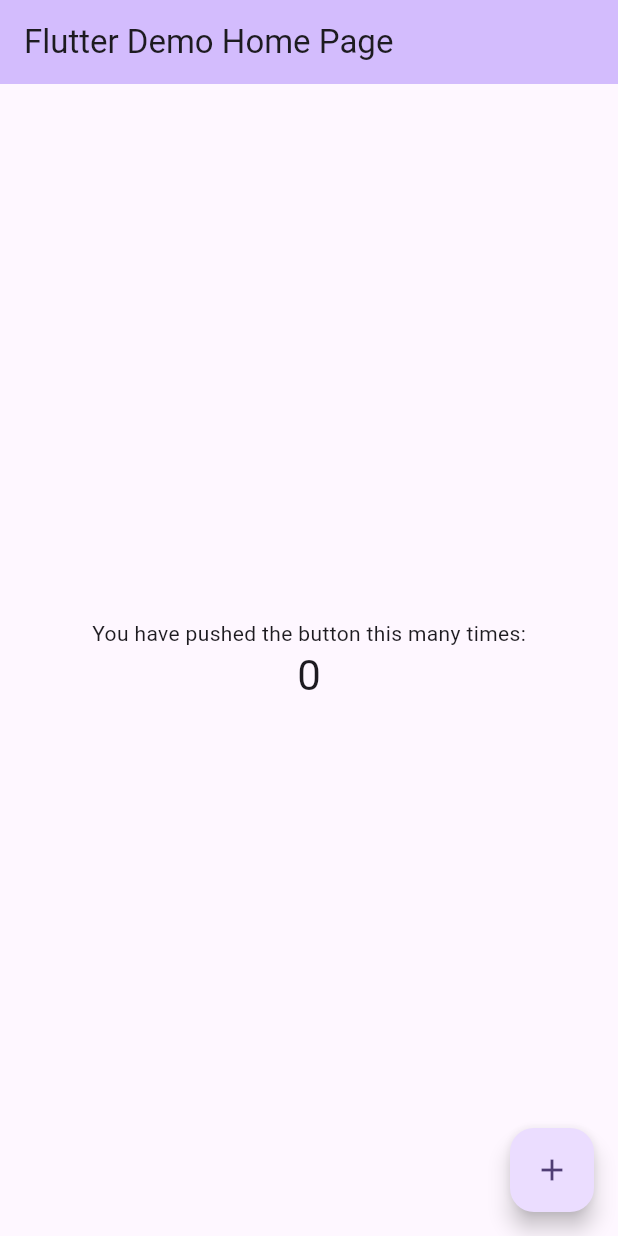
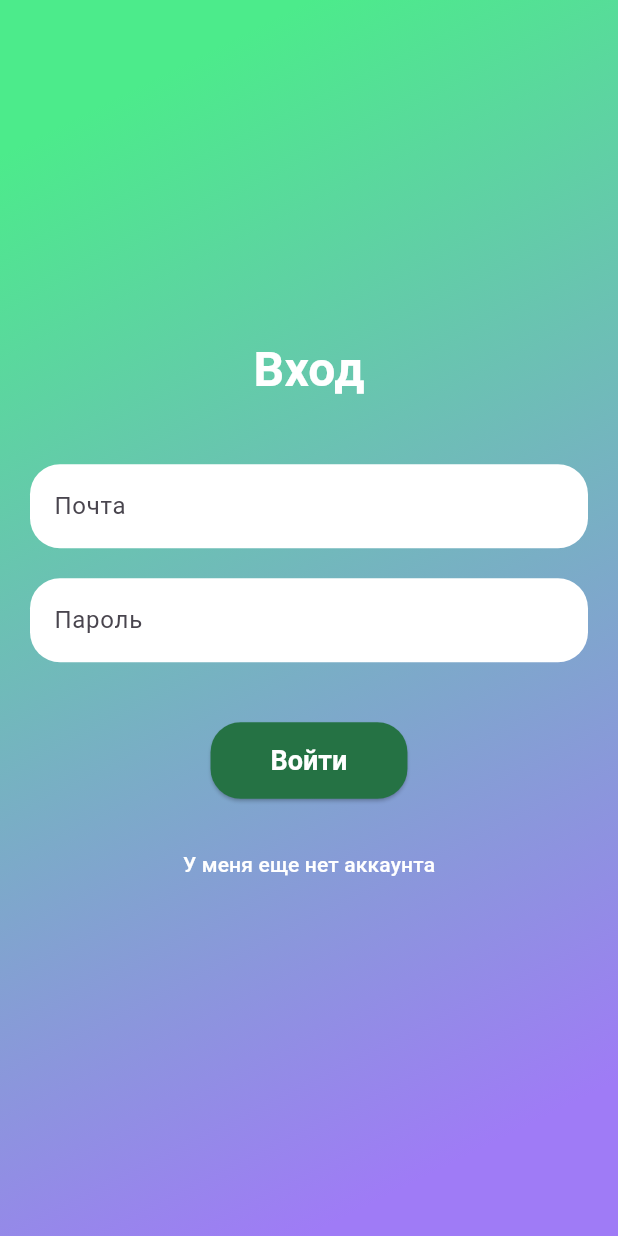
Before and after one commit to IgorKano/zc_dodiddone, a Flutter app: the screen it shows after launch, on a phone screen of 412 x 824 dp. Run offline on Flutter 3.47's test engine with Material 3 defaults, Android fonts, the phone set to English and light mode, and no system bars.

Commit message:
Login_page

```diff
--- a/lib/app/app.dart
+++ b/lib/app/app.dart
@@ -1,6 +1,7 @@
 import 'package:flutter/material.dart';
-import '../pages/my_home_page.dart';
 
+import '../pages/login_page.dart';
+import '../theme/theme.dart';
 
 class MyApp extends StatelessWidget {
   const MyApp({super.key});
@@ -10,11 +11,8 @@ class MyApp extends StatelessWidget {
   Widget build(BuildContext context) {
     return MaterialApp(
       title: 'Flutter Demo',
-      theme: ThemeData(
-        colorScheme: ColorScheme.fromSeed(seedColor: Colors.deepPurple),
-        useMaterial3: true,
-      ),
-      home: const MyHomePage(title: 'Flutter Demo Home Page'),
+      theme: DoDidDoneTheme.lightTheme,
+      home: const LoginPage(),
     );
   }
 }
--- a/lib/main.dart
+++ b/lib/main.dart
@@ -1,125 +1,6 @@
 import 'package:flutter/material.dart';
+import 'package:zc_dodiddone/app/app.dart';
 
 void main() {
   runApp(const MyApp());
 }
-
-class MyApp extends StatelessWidget {
-  const MyApp({super.key});
-
-  // This widget is the root of your application.
-  @override
-  Widget build(BuildContext context) {
-    return MaterialApp(
-      title: 'Flutter Demo',
-      theme: ThemeData(
-        // This is the theme of your application.
-        //
-        // TRY THIS: Try running your application with "flutter run". You'll see
-        // the application has a purple toolbar. Then, without quitting the app,
-        // try changing the seedColor in the colorScheme below to Colors.green
-        // and then invoke "hot reload" (save your changes or press the "hot
-        // reload" button in a Flutter-supported IDE, or press "r" if you used
-        // the command line to start the app).
-        //
-        // Notice that the counter didn't reset back to zero; the application
-        // state is not lost during the reload. To reset the state, use hot
-        // restart instead.
-        //
-        // This works for code too, not just values: Most code changes can be
-        // tested with just a hot reload.
-        colorScheme: ColorScheme.fromSeed(seedColor: Colors.deepPurple),
-        useMaterial3: true,
-      ),
-      home: const MyHomePage(title: 'Flutter Demo Home Page'),
-    );
-  }
-}
-
-class MyHomePage extends StatefulWidget {
-  const MyHomePage({super.key, required this.title});
-
-  // This widget is the home page of your application. It is stateful, meaning
-  // that it has a State object (defined below) that contains fields that affect
-  // how it looks.
-
-  // This class is the configuration for the state. It holds the values (in this
-  // case the title) provided by the parent (in this case the App widget) and
-  // used by the build method of the State. Fields in a Widget subclass are
-  // always marked "final".
-
-  final String title;
-
-  @override
-  State<MyHomePage> createState() => _MyHomePageState();
-}
-
-class _MyHomePageState extends State<MyHomePage> {
-  int _counter = 0;
-
-  void _incrementCounter() {
-    setState(() {
-      // This call to setState tells the Flutter framework that something has
-      // changed in this State, which causes it to rerun the build method below
-      // so that the display can reflect the updated values. If we changed
-      // _counter without calling setState(), then the build method would not be
-      // called again, and so nothing would appear to happen.
-      _counter++;
-    });
-  }
-
-  @override
-  Widget build(BuildContext context) {
-    // This method is rerun every time setState is called, for instance as done
-    // by the _incrementCounter method above.
-    //
-    // The Flutter framework has been optimized to make rerunning build methods
-    // fast, so that you can just rebuild anything that needs updating rather
-    // than having to individually change instances of widgets.
-    return Scaffold(
-      appBar: AppBar(
-        // TRY THIS: Try changing the color here to a specific color (to
-        // Colors.amber, perhaps?) and trigger a hot reload to see the AppBar
-        // change color while the other colors stay the same.
-        backgroundColor: Theme.of(context).colorScheme.inversePrimary,
-        // Here we take the value from the MyHomePage object that was created by
-        // the App.build method, and use it to set our appbar title.
-        title: Text(widget.title),
-      ),
-      body: Center(
-        // Center is a layout widget. It takes a single child and positions it
-        // in the middle of the parent.
-        child: Column(
-          // Column is also a layout widget. It takes a list of children and
-          // arranges them vertically. By default, it sizes itself to fit its
-          // children horizontally, and tries to be as tall as its parent.
-          //
-          // Column has various properties to control how it sizes itself and
-          // how it positions its children. Here we use mainAxisAlignment to
-          // center the children vertically; the main axis here is the vertical
-          // axis because Columns are vertical (the cross axis would be
-          // horizontal).
-          //
-          // TRY THIS: Invoke "debug painting" (choose the "Toggle Debug Paint"
-          // action in the IDE, or press "p" in the console), to see the
-          // wireframe for each widget.
-          mainAxisAlignment: MainAxisAlignment.center,
-          children: <Widget>[
-            const Text(
-              'You have pushed the button this many times:',
-            ),
-            Text(
-              '$_counter',
-              style: Theme.of(context).textTheme.headlineMedium,
-            ),
-          ],
-        ),
-      ),
-      floatingActionButton: FloatingActionButton(
-        onPressed: _incrementCounter,
-        tooltip: 'Increment',
-        child: const Icon(Icons.add),
-      ), // This trailing comma makes auto-formatting nicer for build methods.
-    );
-  }
-}
--- /dev/null
+++ b/lib/pages/login_page.dart
@@ -0,0 +1,134 @@
+import 'package:flutter/material.dart';
+import 'package:zc_dodiddone/theme/theme.dart';
+
+class LoginPage extends StatefulWidget {
+  const LoginPage({Key? key}) : super(key: key);
+
+  @override
+  State<LoginPage> createState() => _LoginPageState();
+}
+
+class _LoginPageState extends State<LoginPage> {
+  bool _isRegistration = false;
+
+  @override
+  Widget build(BuildContext context) {
+    return Scaffold(
+      body: Container(
+        decoration: BoxDecoration(
+          gradient: LinearGradient(
+            begin: Alignment.topLeft,
+            end: Alignment.bottomRight,
+            colors: _isRegistration
+                ? [
+                    Theme.of(context).colorScheme.primary,
+                    Theme.of(context).colorScheme.secondary,
+                  ]
+                : [
+                    Theme.of(context).colorScheme.secondary,
+                    Theme.of(context).colorScheme.primary,
+                  ],
+            stops: const [0.1, 0.9],
+          ),
+        ),
+        child: Padding(
+          padding: const EdgeInsets.all(20.0),
+          child: Column(
+            mainAxisAlignment: MainAxisAlignment.center,
+            children: [
+              Text(
+                _isRegistration ? 'Регистрация' : 'Вход',
+                style: const TextStyle(
+                  fontSize: 32,
+                  fontWeight: FontWeight.bold,
+                  color: Colors.white,
+                ),
+              ),
+              const SizedBox(height: 40),
+              const TextField(
+                decoration: InputDecoration(
+                  hintText: 'Почта',
+                  filled: true,
+                  fillColor: Colors.white,
+                  border: OutlineInputBorder(
+                    borderRadius: BorderRadius.all(Radius.circular(20)),
+                    borderSide: BorderSide.none,
+                  ),
+                ),
+              ),
+              const SizedBox(height: 20),
+              const TextField(
+                obscureText: true,
+                decoration: InputDecoration(
+                  hintText: 'Пароль',
+                  filled: true,
+                  fillColor: Colors.white,
+                  border: OutlineInputBorder(
+                    borderRadius: BorderRadius.all(Radius.circular(20)),
+                    borderSide: BorderSide.none,
+                  ),
+                ),
+              ),
+
+
+               const SizedBox(height: 20),
+               if (_isRegistration)
+               const TextField(
+                 obscureText: true,
+                 decoration: InputDecoration(
+                   hintText: 'Пароль еще раз',
+                   filled: true,
+                   fillColor: Colors.white,
+                   border: OutlineInputBorder(
+                     borderRadius: BorderRadius.all(Radius.circular(20)),
+                     borderSide: BorderSide.none,
+                   ),
+                 ),
+               ),
+
+              const SizedBox(height: 20),
+              ElevatedButton(
+                onPressed: () {},
+                style: ElevatedButton.styleFrom(
+                  backgroundColor: _isRegistration ? DoDidDoneTheme.lightTheme.colorScheme.primary : Color.fromARGB(255, 37, 114, 68)
+                  ,
+                  padding: const EdgeInsets.symmetric(
+                    horizontal: 40,
+                    vertical: 15,
+                  ),
+                  textStyle: const TextStyle(
+                    fontSize: 18,
+                    fontWeight: FontWeight.bold,
+                  ),
+                  shape: RoundedRectangleBorder(
+                    borderRadius: BorderRadius.circular(20),
+                  ),
+                ),
+                child: Text(
+                  _isRegistration ? 'Зарегистрироваться' : 'Войти',
+                  style: TextStyle(color: Colors.white),
+                ),
+              ),
+              const SizedBox(height: 20),
+              TextButton(
+                onPressed: () {
+                  setState(() {
+                    _isRegistration = !_isRegistration;
+                  });
+                },
+                child: Text(
+                  _isRegistration
+                      ? 'У меня уже есть аккаунт'
+                      : 'У меня еще нет аккаунта',
+                  style: const TextStyle(
+                    color: Colors.white,
+                  ),
+                ),
+              ),
+            ],
+          ),
+        ),
+      ),
+    );
+  }
+}
--- /dev/null
+++ b/lib/theme/theme.dart
@@ -0,0 +1,13 @@
+import 'package:flutter/material.dart';
+
+class DoDidDoneTheme {
+  static ThemeData lightTheme = ThemeData(
+    colorScheme: ColorScheme.fromSeed(
+      seedColor: const Color(0xFF9F7BF6), // Primary color
+      brightness: Brightness.light,
+      primary: const Color(0xFF9F7BF6), // Primary color
+      secondary: const Color(0xFF4CEB8B), // Secondary color
+    ),
+    useMaterial3: true,
+  );
+}
```
Also changed, not shown: lib/pages/my_home_page.dart (deleted), 1 other file.
